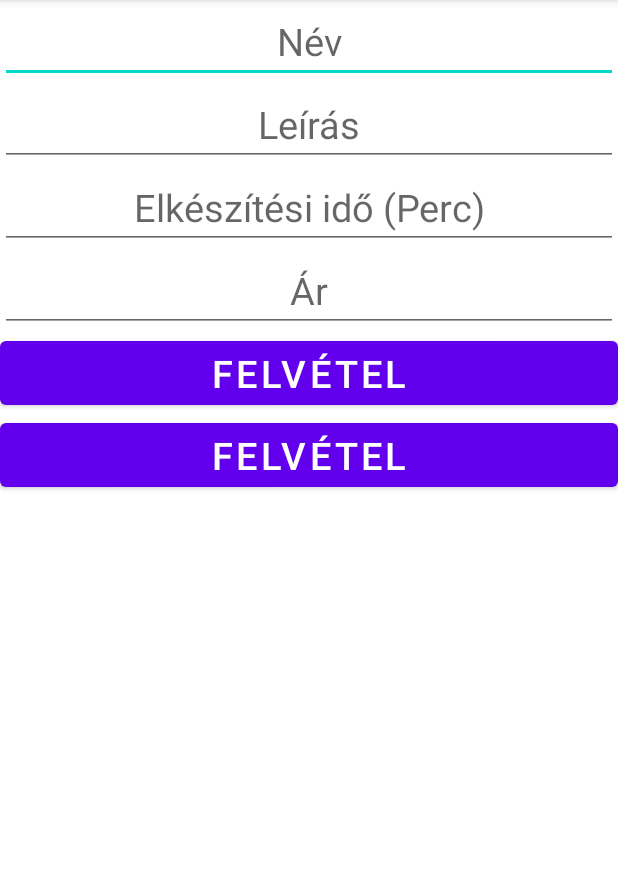
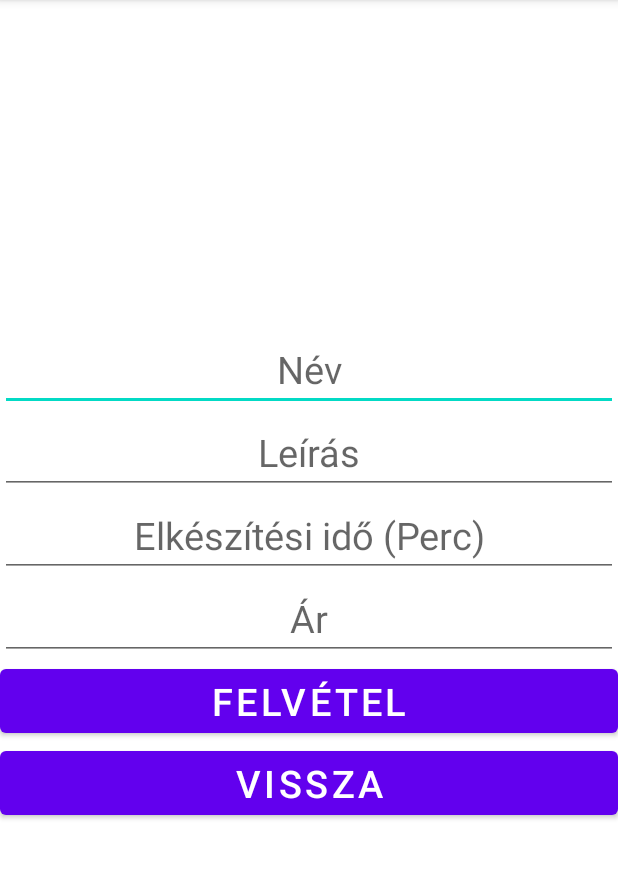
Before and after one commit to BartaBalazs00/BartaBalazs_Szendvicsek, an Android app: the InsertActivity screen opened directly, with no data from a screen before it, on a phone screen of 412 x 824 dp, the part 84-962 px from its top. Run offline under Robolectric (Android 15) with nearby library versions, the phone set to English and light mode, and no system bars.

Commit message:
Intentek elkészítése

```diff
--- a/app/src/main/java/hu/barta/balazs/szendvicsek/InsertActivity.java
+++ b/app/src/main/java/hu/barta/balazs/szendvicsek/InsertActivity.java
@@ -2,13 +2,35 @@ package hu.barta.balazs.szendvicsek;
 
 import androidx.appcompat.app.AppCompatActivity;
 
+import android.content.Intent;
 import android.os.Bundle;
+import android.view.View;
+import android.widget.Button;
+import android.widget.EditText;
 
 public class InsertActivity extends AppCompatActivity {
-
+    private EditText edit_nev, edit_leiras, edit_ido, edit_ar;
+    private Button btn_felvetel, btn_vissza;
     @Override
     protected void onCreate(Bundle savedInstanceState) {
         super.onCreate(savedInstanceState);
         setContentView(R.layout.activity_insert);
+        init();
+        btn_vissza.setOnClickListener(new View.OnClickListener() {
+            @Override
+            public void onClick(View view) {
+                Intent Vissza = new Intent(InsertActivity.this, MainActivity.class);
+                startActivity(Vissza);
+                finish();
+            }
+        });
+    }
+    public void init(){
+        edit_nev = findViewById(R.id.edit_nev);
+        edit_leiras = findViewById(R.id.edit_leiras);
+        edit_ido = findViewById(R.id.edit_ido);
+        edit_ar = findViewById(R.id.edit_ar);
+        btn_vissza = findViewById(R.id.btn_vissza);
+        btn_felvetel = findViewById(R.id.btn_felvetel);
     }
 }
--- a/app/src/main/res/layout/activity_insert.xml
+++ b/app/src/main/res/layout/activity_insert.xml
@@ -5,6 +5,7 @@
     android:layout_width="match_parent"
     android:layout_height="match_parent"
     android:orientation="vertical"
+    android:gravity="center_vertical"
     tools:context=".InsertActivity">
     <EditText
         android:layout_width="match_parent"
@@ -48,7 +49,7 @@
     <Button
         android:layout_width="match_parent"
         android:layout_height="wrap_content"
-        android:text="Felvétel"
+        android:text="Vissza"
         android:id="@+id/btn_vissza"
         android:textSize="25sp"
         />
--- a/app/src/main/res/layout/activity_main.xml
+++ b/app/src/main/res/layout/activity_main.xml
@@ -12,6 +12,7 @@
         android:layout_width="match_parent"
         android:layout_height="wrap_content"
         android:hint="Ár"
+        android:id="@+id/edit_ar"
         android:textSize="25sp"
         android:gravity="center"/>
     <Button
```
Also changed, not shown: app/src/main/java/hu/barta/balazs/szendvicsek/MainActivity.java (+28 -1 lines), app/src/main/java/hu/barta/balazs/szendvicsek/SearchResultActivity.java (+19 -1 lines).
